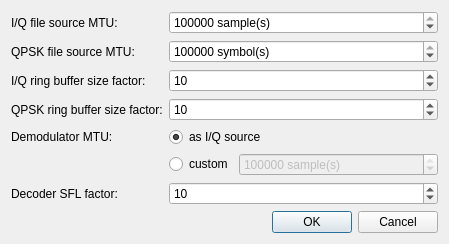
Qt form src/SettingsDialog.ui (dvdesolve/qlrpt) before a commit.
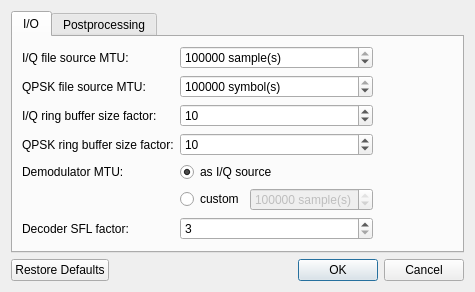
The same form after that commit.

Commit message: Add settings dialog

Diff of the .ui file:
```diff
--- a/src/SettingsDialog.ui
+++ b/src/SettingsDialog.ui
@@ -6,69 +6,33 @@
    <rect>
     <x>0</x>
     <y>0</y>
-    <width>449</width>
-    <height>296</height>
+    <width>475</width>
+    <height>346</height>
    </rect>
   </property>
   <property name="windowTitle">
    <string>glrpt settings</string>
   </property>
-  <layout class="QGridLayout" name="gridLayout">
+  <layout class="QVBoxLayout" name="verticalLayout">
    <property name="sizeConstraint">
     <enum>QLayout::SetMinAndMaxSize</enum>
    </property>
-   <item row="0" column="0">
-    <widget class="QLabel" name="label">
-     <property name="text">
-      <string>I/Q file source MTU:</string>
+   <item>
+    <widget class="QTabWidget" name="SettingsTabWidget">
+     <property name="sizePolicy">
+      <sizepolicy hsizetype="Expanding" vsizetype="Maximum">
+       <horstretch>0</horstretch>
+       <verstretch>0</verstretch>
+      </sizepolicy>
      </property>
-    </widget>
-   </item>
-   <item row="0" column="1">
-    <widget class="QSpinBox" name="IQSrcFileMTUSB">
-     <property name="suffix">
-      <string> sample(s)</string>
+     <property name="currentIndex">
+      <number>0</number>
      </property>
-     <property name="minimum">
-      <number>1</number>
-     </property>
-     <property name="maximum">
-      <number>1048576</number>
-     </property>
-     <property name="singleStep">
-      <number>1024</number>
-     </property>
-     <property name="value">
-      <number>131072</number>
-     </property>
-    </widget>
-   </item>
-   <item row="1" column="0">
-    <widget class="QLabel" name="label_3">
-     <property name="text">
-      <string>QPSK file source MTU:</string>
-     </property>
-    </widget>
-   </item>
-   <item row="1" column="1">
-    <widget class="QSpinBox" name="QPSKSrcFileMTUSB">
-     <property name="suffix">
-      <string> symbol(s)</string>
-     </property>
-     <property name="minimum">
-      <number>1</number>
-     </property>
-     <property name="maximum">
-      <number>1048576</number>
-     </property>
-     <property name="singleStep">
-      <number>1024</number>
-     </property>
-     <property name="value">
-      <number>131072</number>
-     </property>
-    </widget>
-   </item>
+     <widget class="QWidget" name="IOTab">
+      <attribute name="title">
+       <string>I/O</string>
+      </attribute>
+      <layout class="QGridLayout" name="gridLayout" columnstretch="0,0,1">
    <item row="2" column="0">
     <widget class="QLabel" name="label_2">
      <property name="text">
@@ -89,33 +53,6 @@
      </property>
     </widget>
    </item>
-   <item row="3" column="0">
-    <widget class="QLabel" name="label_4">
-     <property name="text">
-      <string>QPSK ring buffer size factor:</string>
-     </property>
-    </widget>
-   </item>
-   <item row="3" column="1">
-    <widget class="QSpinBox" name="QPSKRBFactorSB">
-     <property name="minimum">
-      <number>1</number>
-     </property>
-     <property name="maximum">
-      <number>100</number>
-     </property>
-     <property name="value">
-      <number>10</number>
-     </property>
-    </widget>
-   </item>
-   <item row="4" column="0">
-    <widget class="QLabel" name="label_5">
-     <property name="text">
-      <string>Demodulator MTU:</string>
-     </property>
-    </widget>
-   </item>
    <item row="4" column="1">
     <widget class="QRadioButton" name="DemodMTUAsIQSrcRB">
      <property name="text">
@@ -126,6 +63,46 @@
      </property>
     </widget>
    </item>
+       <item row="6" column="0">
+        <widget class="QLabel" name="label_6">
+         <property name="text">
+          <string>Decoder SFL factor:</string>
+         </property>
+        </widget>
+       </item>
+       <item row="0" column="0">
+        <widget class="QLabel" name="label">
+         <property name="text">
+          <string>I/Q file source MTU:</string>
+         </property>
+        </widget>
+       </item>
+       <item row="0" column="1">
+        <widget class="QSpinBox" name="IQSrcFileMTUSB">
+         <property name="suffix">
+          <string> sample(s)</string>
+         </property>
+         <property name="minimum">
+          <number>1</number>
+         </property>
+         <property name="maximum">
+          <number>1048576</number>
+         </property>
+         <property name="singleStep">
+          <number>1024</number>
+         </property>
+         <property name="value">
+          <number>131072</number>
+         </property>
+        </widget>
+       </item>
+       <item row="4" column="0">
+        <widget class="QLabel" name="label_5">
+         <property name="text">
+          <string>Demodulator MTU:</string>
+         </property>
+        </widget>
+       </item>
    <item row="5" column="1">
     <layout class="QHBoxLayout" name="horizontalLayout" stretch="0,1">
      <item>
@@ -159,33 +136,94 @@
      </item>
     </layout>
    </item>
-   <item row="6" column="0">
-    <widget class="QLabel" name="label_6">
-     <property name="text">
-      <string>Decoder SFL factor:</string>
+       <item row="3" column="1">
+        <widget class="QSpinBox" name="QPSKRBFactorSB">
+         <property name="minimum">
+          <number>1</number>
+         </property>
+         <property name="maximum">
+          <number>100</number>
+         </property>
+         <property name="value">
+          <number>10</number>
      </property>
     </widget>
    </item>
    <item row="6" column="1">
     <widget class="QSpinBox" name="DecoderSFLFactorSB">
      <property name="minimum">
-      <number>1</number>
+          <number>3</number>
      </property>
      <property name="maximum">
       <number>100</number>
      </property>
      <property name="value">
-      <number>10</number>
+          <number>3</number>
      </property>
     </widget>
    </item>
-   <item row="7" column="1">
+       <item row="3" column="0">
+        <widget class="QLabel" name="label_4">
+         <property name="text">
+          <string>QPSK ring buffer size factor:</string>
+         </property>
+        </widget>
+       </item>
+       <item row="1" column="1">
+        <widget class="QSpinBox" name="QPSKSrcFileMTUSB">
+         <property name="suffix">
+          <string> symbol(s)</string>
+         </property>
+         <property name="minimum">
+          <number>1</number>
+         </property>
+         <property name="maximum">
+          <number>1048576</number>
+         </property>
+         <property name="singleStep">
+          <number>1024</number>
+         </property>
+         <property name="value">
+          <number>131072</number>
+         </property>
+        </widget>
+       </item>
+       <item row="1" column="0">
+        <widget class="QLabel" name="label_3">
+         <property name="text">
+          <string>QPSK file source MTU:</string>
+         </property>
+        </widget>
+       </item>
+       <item row="0" column="2">
+        <spacer name="horizontalSpacer">
+         <property name="orientation">
+          <enum>Qt::Horizontal</enum>
+         </property>
+         <property name="sizeHint" stdset="0">
+          <size>
+           <width>40</width>
+           <height>20</height>
+          </size>
+         </property>
+        </spacer>
+       </item>
+      </layout>
+     </widget>
+     <widget class="QWidget" name="PostprocessingTab">
+      <attribute name="title">
+       <string>Postprocessing</string>
+      </attribute>
+     </widget>
+    </widget>
+   </item>
+   <item>
     <widget class="QDialogButtonBox" name="buttonBox">
      <property name="orientation">
       <enum>Qt::Horizontal</enum>
      </property>
      <property name="standardButtons">
-      <set>QDialogButtonBox::Cancel|QDialogButtonBox::Ok</set>
+      <set>QDialogButtonBox::Cancel|QDialogButtonBox::Ok|QDialogButtonBox::RestoreDefaults</set>
      </property>
     </widget>
    </item>
```
Left out of the diff: 40 changed lines with no effect on the pictures. Lines whose indentation alone changed are shown as unchanged. The commit also changes 6 other files.
